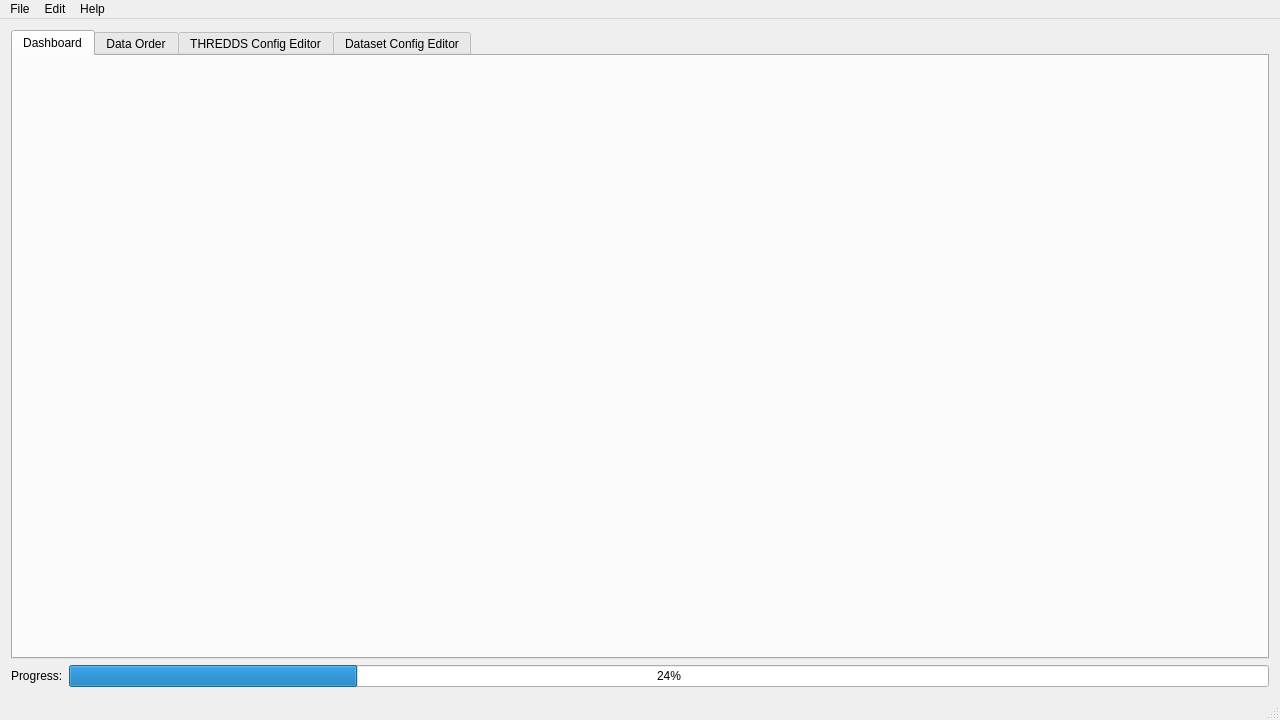
Above: app/mainwindow.ui from DFO-Ocean-Navigator/Navigator2Go before the change. Below: the same form after it.
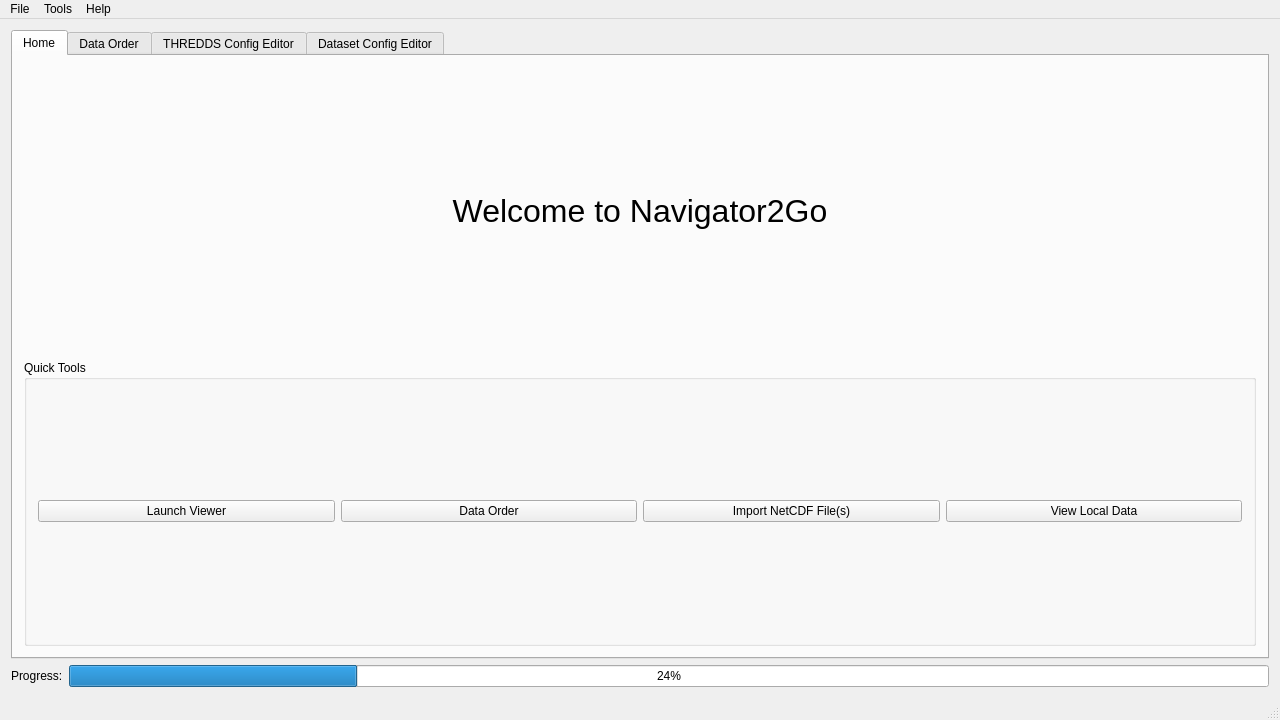
That is the form after the change. Icons and pictures are not drawn.

Diff of the .ui file:
```diff
--- a/app/mainwindow.ui
+++ b/app/mainwindow.ui
@@ -63,14 +63,86 @@
          <normaloff>:/icons/icons/house.png</normaloff>:/icons/icons/house.png</iconset>
        </attribute>
        <attribute name="title">
-        <string>Dashboard</string>
+        <string>Home</string>
        </attribute>
        <attribute name="toolTip">
         <string>&lt;html&gt;&lt;head/&gt;&lt;body&gt;&lt;p&gt;Quick overview of the Navigator2Go system.&lt;/p&gt;&lt;/body&gt;&lt;/html&gt;</string>
        </attribute>
        <layout class="QGridLayout" name="gridLayout_2">
         <item row="0" column="0">
-         <layout class="QGridLayout" name="dashboardLayout"/>
+         <layout class="QVBoxLayout" name="verticalLayout">
+          <item>
+           <widget class="QLabel" name="label">
+            <property name="font">
+             <font>
+              <pointsize>24</pointsize>
+             </font>
+            </property>
+            <property name="text">
+             <string>Welcome to Navigator2Go</string>
+            </property>
+            <property name="alignment">
+             <set>Qt::AlignCenter</set>
+            </property>
+            <property name="textInteractionFlags">
+             <set>Qt::NoTextInteraction</set>
+            </property>
+           </widget>
+          </item>
+          <item>
+           <widget class="QGroupBox" name="groupBox">
+            <property name="title">
+             <string>Quick Tools</string>
+            </property>
+            <layout class="QHBoxLayout" name="horizontalLayout_2">
+             <item>
+              <layout class="QHBoxLayout" name="horizontalLayout">
+               <item>
+                <widget class="QPushButton" name="pushButtonLaunchViewer">
+                 <property name="toolTip">
+                  <string>Open viewer in a web browser.</string>
+                 </property>
+                 <property name="text">
+                  <string>Launch Viewer</string>
+                 </property>
+                </widget>
+               </item>
+               <item>
+                <widget class="QPushButton" name="pushButtonOpenDataOrder">
+                 <property name="toolTip">
+                  <string>Download more data from a remote source.</string>
+                 </property>
+                 <property name="text">
+                  <string>Data Order</string>
+                 </property>
+                </widget>
+               </item>
+               <item>
+                <widget class="QPushButton" name="pushButtonImportNCFiles">
+                 <property name="toolTip">
+                  <string>Import an existing NetCDF file from your computer.</string>
+                 </property>
+                 <property name="text">
+                  <string>Import NetCDF File(s)</string>
+                 </property>
+                </widget>
+               </item>
+               <item>
+                <widget class="QPushButton" name="pushButtonViewLocalData">
+                 <property name="toolTip">
+                  <string>List what local datasets are in THREDDS.</string>
+                 </property>
+                 <property name="text">
+                  <string>View Local Data</string>
+                 </property>
+                </widget>
+               </item>
+              </layout>
+             </item>
+            </layout>
+           </widget>
+          </item>
+         </layout>
         </item>
        </layout>
       </widget>
@@ -175,14 +247,14 @@
     <addaction name="separator"/>
     <addaction name="actionAbout_Qt"/>
    </widget>
-   <widget class="QMenu" name="menuEdit">
+   <widget class="QMenu" name="menuTools">
     <property name="title">
-     <string>Edit</string>
+     <string>Tools</string>
     </property>
     <addaction name="actionPreferences"/>
    </widget>
    <addaction name="menuFile"/>
-   <addaction name="menuEdit"/>
+   <addaction name="menuTools"/>
    <addaction name="menuHelp"/>
   </widget>
   <widget class="QStatusBar" name="statusBar"/>
```
Left out of the diff: 9 changed lines with no effect on the pictures.
